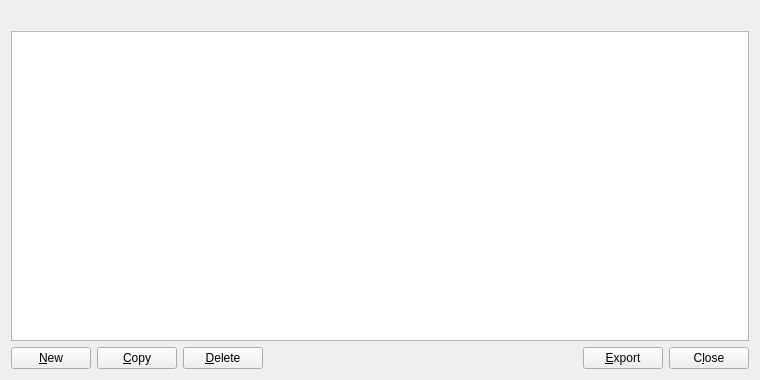
WisprProject/core, file src/qt/forms/addressbookpage.ui: the form before one commit.
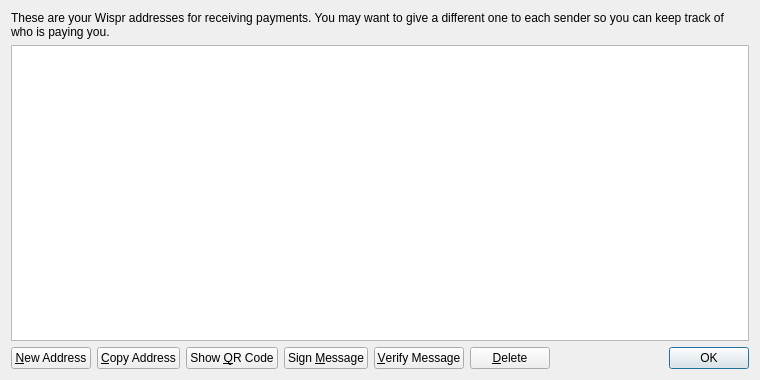
The form after the commit. Icons and pictures are not drawn.

The edit to the form file:
```diff
--- a/src/qt/forms/addressbookpage.ui
+++ b/src/qt/forms/addressbookpage.ui
@@ -13,6 +13,9 @@
         <layout class="QVBoxLayout" name="verticalLayout">
             <item>
                 <widget class="QLabel" name="labelExplanation">
+     <property name="text">
+      <string>These are your Wispr addresses for receiving payments. You may want to give a different one to each sender so you can keep track of who is paying you.</string>
+     </property>
                     <property name="textFormat">
                         <enum>Qt::PlainText</enum>
                     </property>
@@ -23,43 +26,6 @@
             </item>
             <item>
                 <widget class="QTableView" name="tableView">
-                    <property name="palette">
-                        <palette>
-                            <active>
-                                <colorrole role="Text">
-                                    <brush brushstyle="SolidPattern">
-                                        <color alpha="255">
-                                            <red>51</red>
-                                            <green>51</green>
-                                            <blue>51</blue>
-                                        </color>
-                                    </brush>
-                                </colorrole>
-                            </active>
-                            <inactive>
-                                <colorrole role="Text">
-                                    <brush brushstyle="SolidPattern">
-                                        <color alpha="255">
-                                            <red>51</red>
-                                            <green>51</green>
-                                            <blue>51</blue>
-                                        </color>
-                                    </brush>
-                                </colorrole>
-                            </inactive>
-                            <disabled>
-                                <colorrole role="Text">
-                                    <brush brushstyle="SolidPattern">
-                                        <color alpha="255">
-                                            <red>85</red>
-                                            <green>85</green>
-                                            <blue>85</blue>
-                                        </color>
-                                    </brush>
-                                </colorrole>
-                            </disabled>
-                        </palette>
-                    </property>
                     <property name="contextMenuPolicy">
                         <enum>Qt::CustomContextMenu</enum>
                     </property>
@@ -69,9 +35,6 @@
                     <property name="tabKeyNavigation">
                         <bool>false</bool>
                     </property>
-                    <property name="alternatingRowColors">
-                        <bool>true</bool>
-                    </property>
                     <property name="selectionMode">
                         <enum>QAbstractItemView::SingleSelection</enum>
                     </property>
@@ -94,15 +57,7 @@
                                 <string>Create a new address</string>
                             </property>
                             <property name="text">
-                                <string>&amp;New</string>
-                            </property>
-                            <property name="icon">
-                                <iconset resource="../wispr.qrc">
-                                    <normaloff>:/icons/add</normaloff>:/icons/add
-                                </iconset>
-                            </property>
-                            <property name="autoDefault">
-                                <bool>false</bool>
+        <string>&amp;New Address</string>
                             </property>
                         </widget>
                     </item>
@@ -112,34 +67,45 @@
                                 <string>Copy the currently selected address to the system clipboard</string>
                             </property>
                             <property name="text">
-                                <string>&amp;Copy</string>
-                            </property>
-                            <property name="icon">
-                                <iconset resource="../wispr.qrc">
-                                    <normaloff>:/icons/editcopy</normaloff>:/icons/editcopy
-                                </iconset>
-                            </property>
-                            <property name="autoDefault">
-                                <bool>false</bool>
-                            </property>
+        <string>&amp;Copy Address</string>
+       </property>
+      </widget>
+     </item>
+     <item>
+      <widget class="QPushButton" name="showQRCode">
+       <property name="text">
+        <string>Show &amp;QR Code</string>
+       </property>
+      </widget>
+     </item>
+     <item>
+      <widget class="QPushButton" name="signMessage">
+       <property name="toolTip">
+        <string>Sign a message to prove you own a Wispr address</string>
+       </property>
+       <property name="text">
+        <string>Sign &amp;Message</string>
+       </property>
                         </widget>
                     </item>
                     <item>
-                        <widget class="QPushButton" name="deleteAddress">
+      <widget class="QPushButton" name="verifyMessage">
+       <property name="toolTip">
+        <string>Verify a message to ensure it was signed with a specified Wispr address</string>
+       </property>
+       <property name="text">
+        <string>&amp;Verify Message</string>
+       </property>
+      </widget>
+     </item>
+     <item>
+      <widget class="QPushButton" name="deleteButton">
                             <property name="toolTip">
                                 <string>Delete the currently selected address from the list</string>
                             </property>
                             <property name="text">
                                 <string>&amp;Delete</string>
                             </property>
-                            <property name="icon">
-                                <iconset resource="../wispr.qrc">
-                                    <normaloff>:/icons/remove</normaloff>:/icons/remove
-                                </iconset>
-                            </property>
-                            <property name="autoDefault">
-                                <bool>false</bool>
-                            </property>
                         </widget>
                     </item>
                     <item>
@@ -156,36 +122,15 @@
                         </spacer>
                     </item>
                     <item>
-                        <widget class="QPushButton" name="exportButton">
-                            <property name="toolTip">
-                                <string>Export the data in the current tab to a file</string>
-                            </property>
-                            <property name="text">
-                                <string>&amp;Export</string>
-                            </property>
-                            <property name="icon">
-                                <iconset resource="../wispr.qrc">
-                                    <normaloff>:/icons/export</normaloff>:/icons/export
-                                </iconset>
-                            </property>
-                            <property name="autoDefault">
-                                <bool>false</bool>
-                            </property>
-                        </widget>
-                    </item>
-                    <item>
-                        <widget class="QPushButton" name="closeButton">
+      <widget class="QDialogButtonBox" name="buttonBox">
                             <property name="sizePolicy">
-                                <sizepolicy hsizetype="Minimum" vsizetype="Minimum">
+        <sizepolicy hsizetype="Maximum" vsizetype="Fixed">
                                     <horstretch>0</horstretch>
                                     <verstretch>0</verstretch>
                                 </sizepolicy>
                             </property>
-                            <property name="text">
-                                <string>C&amp;lose</string>
-                            </property>
-                            <property name="autoDefault">
-                                <bool>false</bool>
+       <property name="standardButtons">
+        <set>QDialogButtonBox::Ok</set>
                             </property>
                         </widget>
                     </item>
```
Left out of the diff: 11 changed lines with no effect on the pictures. Lines whose indentation alone changed are shown as unchanged.
